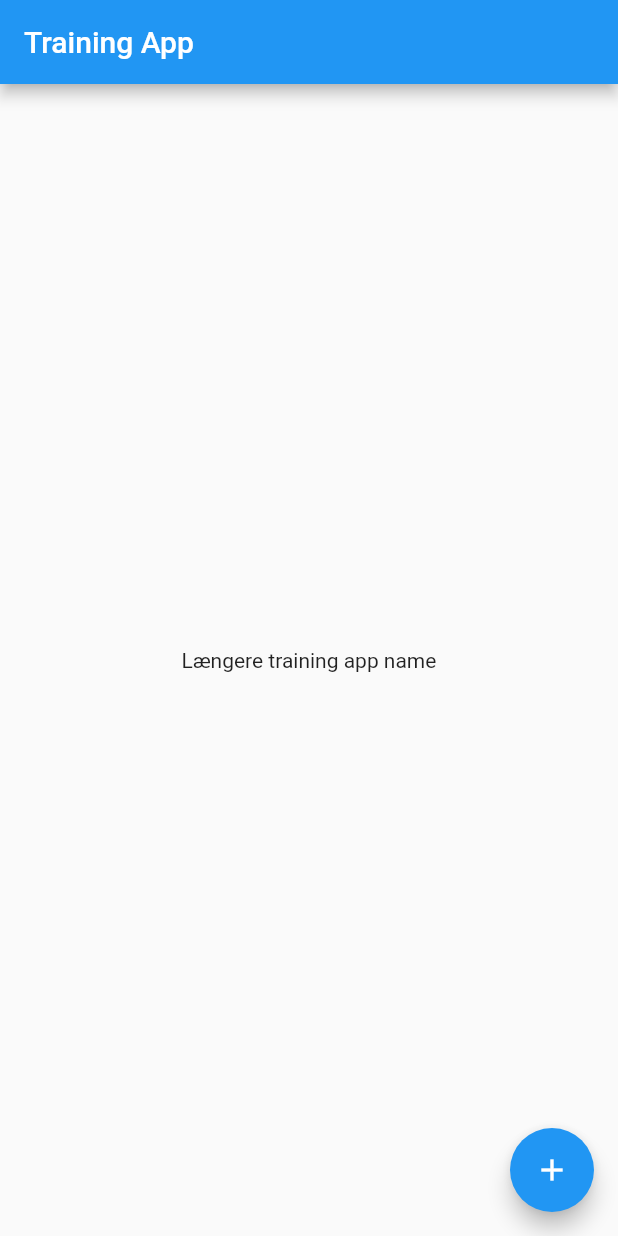
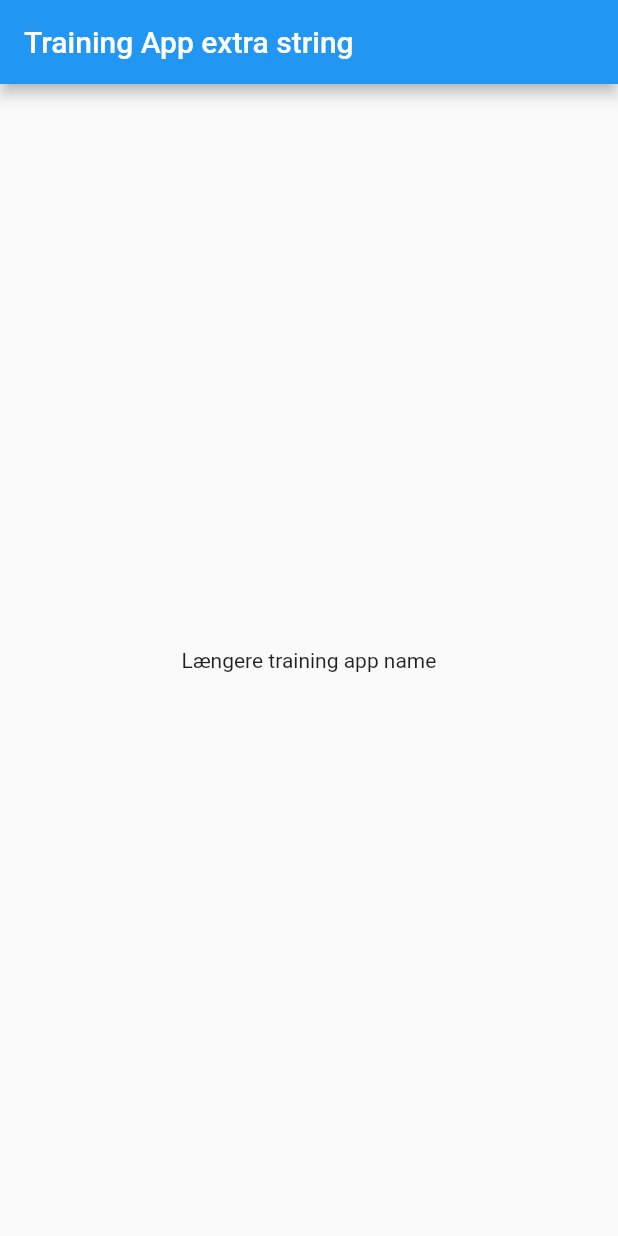
Before and after one commit to gitkshn/glb_flutter, a Flutter app: the screen it shows after launch, on a phone screen of 412 x 824 dp. Run offline on Flutter 3.47's test engine with Material 2 defaults, Android fonts, the light colour scheme and no system bars.

Commit message:
prøver at scrubbe main
Kun localization virker. alt ande skulle gerne være scrubbed.

```diff
--- a/lib/main.dart
+++ b/lib/main.dart
@@ -36,16 +36,15 @@ class MyHomePage extends StatefulWidget {
 }
 
 class _MyHomePageState extends State<MyHomePage> {
-  int _counter = 0;
 
-  void _incrementCounter() {
+  void _addNewExercise() {
     setState(() {
       // This call to setState tells the Flutter framework that something has
       // changed in this State, which causes it to rerun the build method below
       // so that the display can reflect the updated values. If we changed
       // _counter without calling setState(), then the build method would not be
       // called again, and so nothing would appear to happen.
-      _counter++;
+
     });
   }
 
@@ -55,7 +54,7 @@ class _MyHomePageState extends State<MyHomePage> {
     return Scaffold(
       appBar: AppBar(
 
-        title: Text(AppLocalizations.of(context).appBarTitle),
+        title: Text(AppLocalizations.of(context).appBarTitle + ' extra string'),
       ),
       body: Center(
         // Center is a layout widget. It takes a single child and positions it
@@ -63,11 +62,13 @@ class _MyHomePageState extends State<MyHomePage> {
         child: Text(AppLocalizations.of(context).testTitle),
         //child: Text(AppLocalizations.getLocale(context)),
       ),
+      /*
       floatingActionButton: FloatingActionButton(
-        onPressed: _incrementCounter,
-        tooltip: 'Increment',
+        onPressed: _addNewExercise(),
+        tooltip: 'Add ',
         child: Icon(Icons.add),
-      ), // This trailing comma makes auto-formatting nicer for build methods.
+      ),
+      */ // This trailing comma makes auto-formatting nicer for build methods.
     );
   }
 }
```
